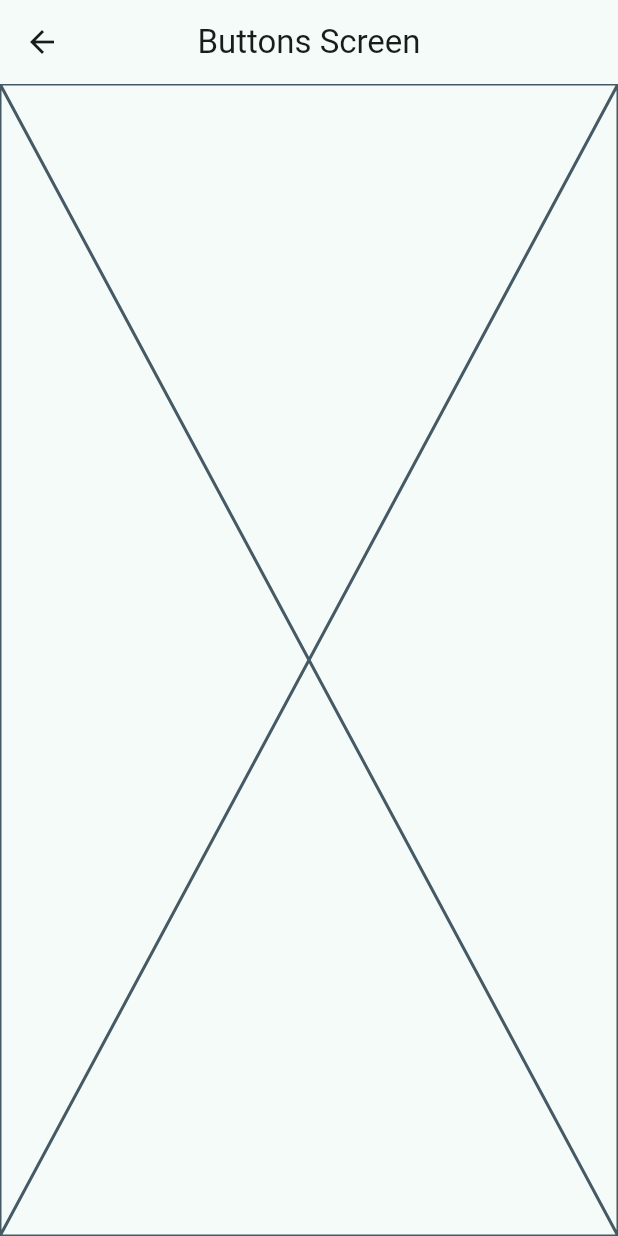
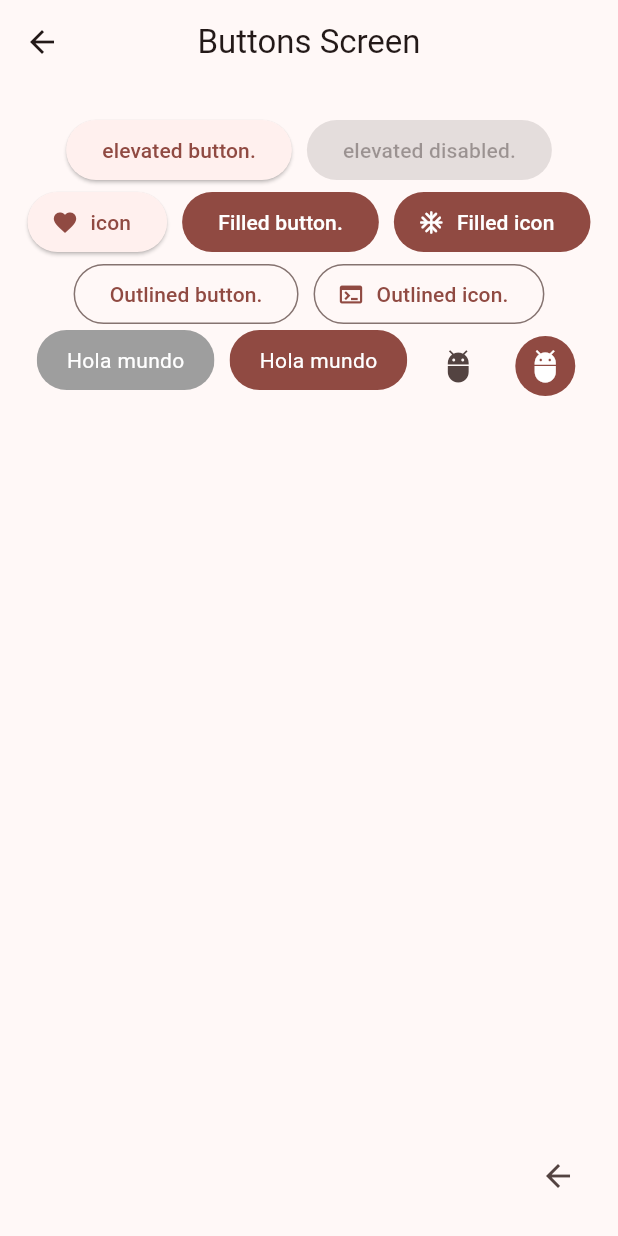
Before and after one commit to DaniMend17/widgets-app, a Flutter app: the screen it shows after launch, after a tap on "botones", on a phone screen of 412 x 824 dp. Run offline on Flutter 3.47's test engine with Material 3 defaults, Android fonts, the phone set to English and light mode, and no system bars; our stand-ins replace go_router.

Commit message:
Botones agregados en ButtonScreen

```diff
--- a/lib/main.dart
+++ b/lib/main.dart
@@ -14,7 +14,7 @@ class MainApp extends StatelessWidget {
     return MaterialApp.router(
       routerConfig: appRouter,
       debugShowCheckedModeBanner: false,
-      theme: AppTheme(selectedColor: 1).getTheme(),
+      theme: AppTheme(selectedColor: 3).getTheme(),
     );
   }
 }
--- a/lib/presentation/screens/buttons/buttons_screen.dart
+++ b/lib/presentation/screens/buttons/buttons_screen.dart
@@ -1,4 +1,5 @@
 import 'package:flutter/material.dart';
+import 'package:go_router/go_router.dart';
 
 class ButtonsScreen extends StatelessWidget {
   static const String name = 'buttons_screen';
@@ -7,9 +8,102 @@ class ButtonsScreen extends StatelessWidget {
   @override
   Widget build(BuildContext context) {
     return Scaffold(
-        appBar: AppBar(
-          title: const Text('Buttons Screen'),
-        ),
-        body: const Placeholder());
+      appBar: AppBar(
+        title: const Text('Buttons Screen'),
+      ),
+      body: _ButtonsView(),
+      floatingActionButton: IconButton(
+          onPressed: () {
+            //Regresar a la pantalla anterior.
+            context.pop();
+          },
+          icon: const Icon(Icons.arrow_back)),
+    );
   }
 }
+
+class _ButtonsView extends StatelessWidget {
+  const _ButtonsView();
+
+  @override
+  Widget build(BuildContext context) {
+    final colors = Theme.of(context).colorScheme;
+    return SizedBox(
+      //Va a tomar todo el ancho del elemento padre.
+      //Si el elemento padre no tiene un tamaño definido marcara error.
+      width: double.infinity,
+      child: Padding(
+        padding: const EdgeInsets.symmetric(vertical: 20, horizontal: 10),
+        child: Wrap(
+          //Añade espacio entre los elementos del wrap.
+          spacing: 10,
+          alignment: WrapAlignment.center,
+          children: [
+            ElevatedButton(
+                onPressed: () {}, child: const Text('elevated button.')),
+            ElevatedButton(
+                onPressed: null, child: const Text('elevated disabled.')),
+            ElevatedButton.icon(
+              onPressed: () {},
+              icon: const Icon(Icons.favorite),
+              label: const Text('icon'),
+            ),
+            FilledButton(onPressed: () {}, child: const Text('Filled button.')),
+            FilledButton.icon(
+                onPressed: () {},
+                label: const Text('Filled icon'),
+                icon: const Icon(Icons.ac_unit_rounded)),
+            OutlinedButton(
+                onPressed: () {}, child: const Text('Outlined button.')),
+            OutlinedButton.icon(
+              onPressed: () {},
+              label: const Text('Outlined icon.'),
+              icon: const Icon(Icons.terminal),
+            ),
+            CustomButton(
+              colorScheme: colors,
+            ),
+            CustomButton(
+              colorScheme: colors,
+              onTap: (){
+
+              },
+            ),
+            IconButton(onPressed: () {}, icon: Icon(Icons.adb)),
+            IconButton(
+              onPressed: () {},
+              icon: Icon(Icons.adb),
+              style: ButtonStyle(
+                  backgroundColor: WidgetStatePropertyAll(colors.primary),
+                  iconColor: const WidgetStatePropertyAll(Colors.white)),
+            )
+          ],
+        ),
+      ),
+    );
+  }
+}
+
+class CustomButton extends StatelessWidget {
+  final ColorScheme colorScheme;
+  final VoidCallback? onTap;
+  const CustomButton({super.key, required this.colorScheme, this.onTap});
+
+  @override
+  Widget build(BuildContext context) {
+    return ClipRRect(
+      //Agregar borde circular al botón.
+      borderRadius: BorderRadius.circular(20),
+      child: Material(
+        color: (onTap == null)? Colors.grey : colorScheme.primary,
+        child: InkWell(
+          onTap: onTap,
+          // splashColor: color.secondary,
+          child: Padding(
+              padding: const EdgeInsets.symmetric(horizontal: 20, vertical: 10),
+              child: Text('Hola mundo', style: TextStyle(color: Colors.white))),
+        ),
+      ),
+    );
+  }
+}
--- a/lib/presentation/screens/home/home_screen.dart
+++ b/lib/presentation/screens/home/home_screen.dart
@@ -16,7 +16,7 @@ class HomeScreen extends StatelessWidget {
       ),
       body: ListView.builder(
         itemCount: appMenuItems.length,
-        itemBuilder: (BuildContext context, int index) {
+        itemBuilder: (context, index) {
           final MenuItem menuItem = appMenuItems[index];
           return _CustomListTile(menuItem: menuItem);
         },
```
